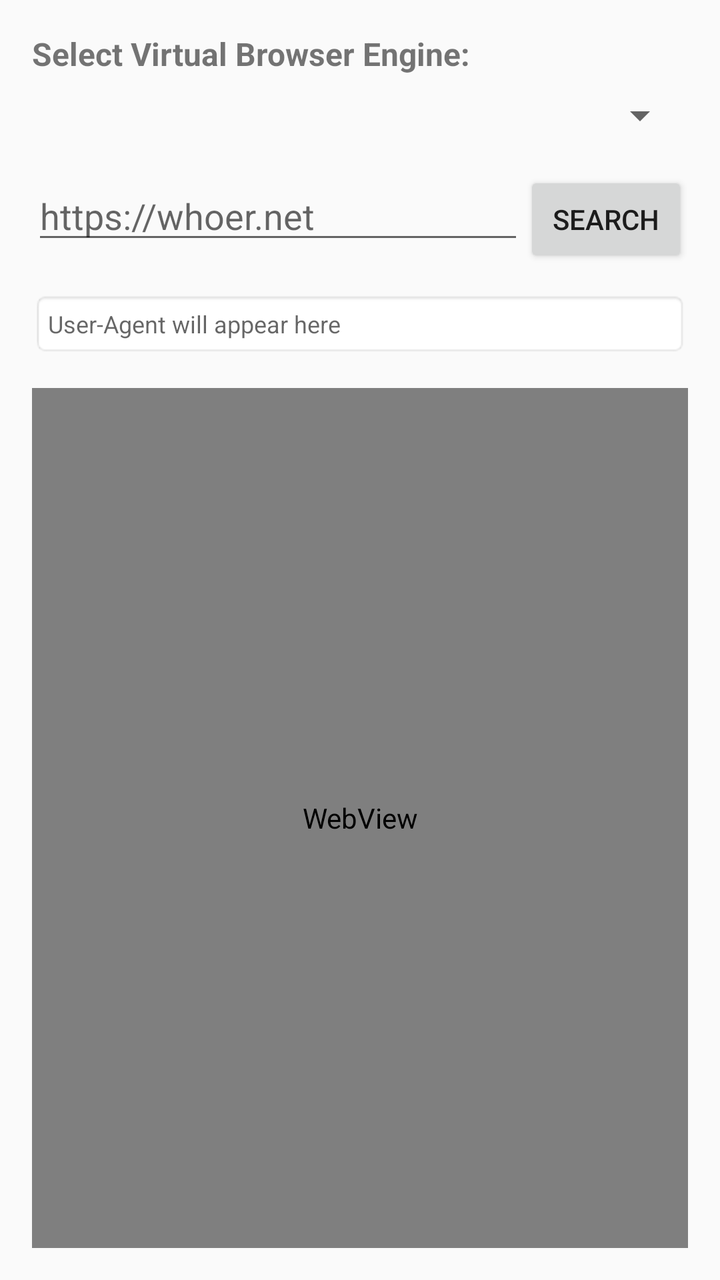
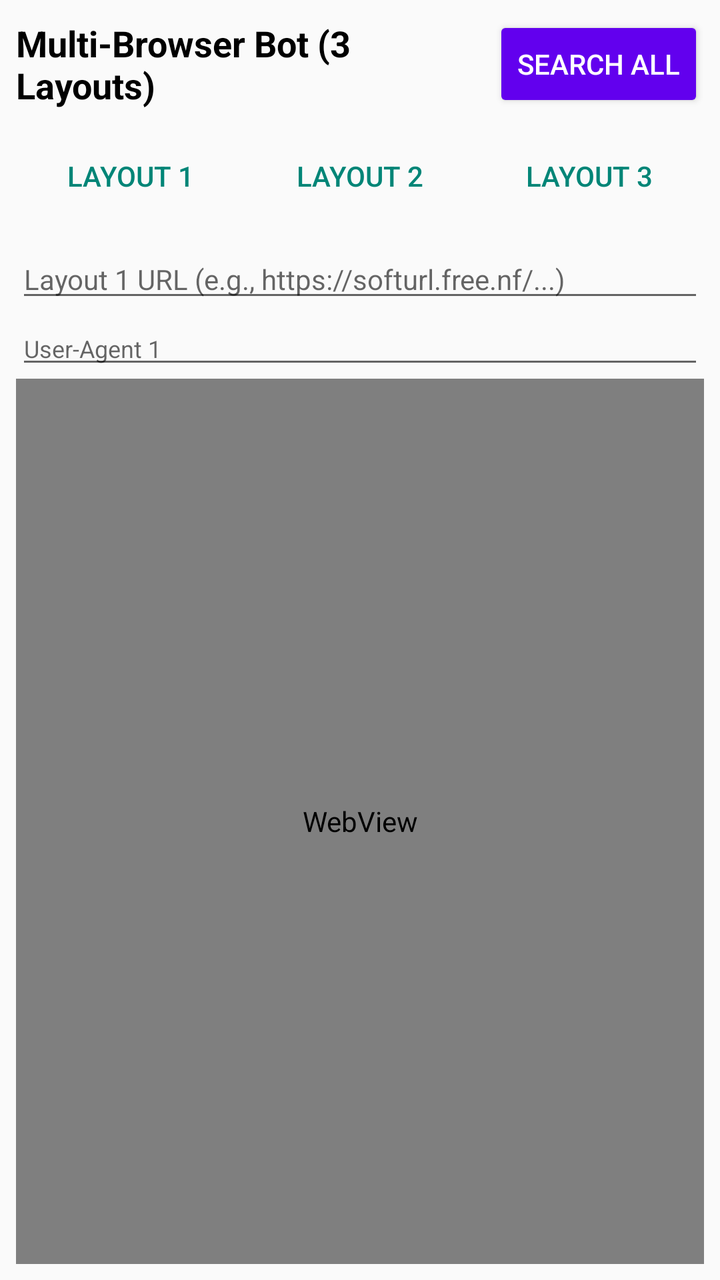

An Android layout rendered at two revisions. The XML below is the earlier revision; the diff shows what the commit changed to produce the second picture.
<!-- AndroidManifest.xml: application theme Theme.AppCompat.Light.NoActionBar -->
<!-- res/layout/activity_main.xml -->
<?xml version="1.0" encoding="utf-8"?>
<LinearLayout xmlns:android="http://schemas.android.com/apk/res/android"
    android:layout_width="match_parent"
    android:layout_height="match_parent"
    android:orientation="vertical"
    android:padding="16dp">

    <TextView
        android:layout_width="wrap_content"
        android:layout_height="wrap_content"
        android:text="Select Virtual Browser Engine:"
        android:textStyle="bold"
        android:textSize="16sp"
        android:layout_marginBottom="8dp"/>

    <Spinner
        android:id="@+id/engineSpinner"
        android:layout_width="match_parent"
        android:layout_height="wrap_content"
        android:layout_marginBottom="16dp"/>

    <LinearLayout
        android:layout_width="match_parent"
        android:layout_height="wrap_content"
        android:orientation="horizontal"
        android:layout_marginBottom="12dp">

        <EditText
            android:id="@+id/urlEditText"
            android:layout_width="0dp"
            android:layout_height="wrap_content"
            android:layout_weight="3"
            android:hint="https://whoer.net"
            android:inputType="textUri" />

        <Button
            android:id="@+id/launchButton"
            android:layout_width="0dp"
            android:layout_height="wrap_content"
            android:layout_weight="1"
            android:text="SEARCH" />
    </LinearLayout>

    
    <EditText
        android:id="@+id/userAgentEditText"
        android:layout_width="match_parent"
        android:layout_height="wrap_content"
        android:textSize="12sp"
        android:maxLines="3"
        android:hint="User-Agent will appear here"
        android:layout_marginBottom="16dp"
        android:background="@android:drawable/editbox_background_normal"
        android:padding="8dp"/>

    <WebView
        android:id="@+id/webView"
        android:layout_width="match_parent"
        android:layout_height="match_parent" />

</LinearLayout>
<!-- resources referenced by this layout -->
<resources>

</resources>

<!-- the commit's change to res/layout/activity_main.xml (unified diff, before → after) -->
@@ -3,59 +3,158 @@
     android:layout_width="match_parent"
     android:layout_height="match_parent"
     android:orientation="vertical"
-    android:padding="16dp">
+    android:padding="8dp">
 
-    <TextView
-        android:layout_width="wrap_content"
-        android:layout_height="wrap_content"
-        android:text="Select Virtual Browser Engine:"
-        android:textStyle="bold"
-        android:textSize="16sp"
-        android:layout_marginBottom="8dp"/>
-
-    <Spinner
-        android:id="@+id/engineSpinner"
-        android:layout_width="match_parent"
-        android:layout_height="wrap_content"
-        android:layout_marginBottom="16dp"/>
-
+    
     <LinearLayout
         android:layout_width="match_parent"
         android:layout_height="wrap_content"
         android:orientation="horizontal"
-        android:layout_marginBottom="12dp">
+        android:gravity="center_vertical"
+        android:paddingBottom="8dp">
 
-        <EditText
-            android:id="@+id/urlEditText"
-            android:layout_width="0dp"
-            android:layout_height="wrap_content"
-            android:layout_weight="3"
-            android:hint="https://whoer.net"
-            android:inputType="textUri" />
-
-        <Button
-            android:id="@+id/launchButton"
+        <TextView
             android:layout_width="0dp"
             android:layout_height="wrap_content"
             android:layout_weight="1"
-            android:text="SEARCH" />
+            android:text="Multi-Browser Bot (3 Layouts)"
+            android:textSize="18sp"
+            android:textStyle="bold"
+            android:textColor="#000000"/>
+
+        <Button
+            android:id="@+id/btnSearchAll"
+            android:layout_width="wrap_content"
+            android:layout_height="wrap_content"
+            android:text="SEARCH ALL"
+            android:backgroundTint="#6200EE"
+            android:textColor="#FFFFFF"/>
     </LinearLayout>
 
     
-    <EditText
-        android:id="@+id/userAgentEditText"
+    <LinearLayout
         android:layout_width="match_parent"
         android:layout_height="wrap_content"
-        android:textSize="12sp"
-        android:maxLines="3"
-        android:hint="User-Agent will appear here"
-        android:layout_marginBottom="16dp"
-        android:background="@android:drawable/editbox_background_normal"
-        android:padding="8dp"/>
+        android:orientation="horizontal"
+        android:weightSum="3"
+        android:paddingBottom="8dp">
 
-    <WebView
-        android:id="@+id/webView"
+        <Button
+            android:id="@+id/btnTab1"
+            android:layout_width="0dp"
+            android:layout_height="wrap_content"
+            android:layout_weight="1"
+            android:text="Layout 1"
+            style="?android:attr/buttonBarButtonStyle"/>
+
+        <Button
+            android:id="@+id/btnTab2"
+            android:layout_width="0dp"
+            android:layout_height="wrap_content"
+            android:layout_weight="1"
+            android:text="Layout 2"
+            style="?android:attr/buttonBarButtonStyle"/>
+
+        <Button
+            android:id="@+id/btnTab3"
+            android:layout_width="0dp"
+            android:layout_height="wrap_content"
+            android:layout_weight="1"
+            android:text="Layout 3"
+            style="?android:attr/buttonBarButtonStyle"/>
+    </LinearLayout>
+
+    
+    <LinearLayout
+        android:id="@+id/layoutContainer1"
         android:layout_width="match_parent"
-        android:layout_height="match_parent" />
+        android:layout_height="match_parent"
+        android:orientation="vertical"
+        android:visibility="visible">
+
+        <EditText
+            android:id="@+id/urlEditText1"
+            android:layout_width="match_parent"
+            android:layout_height="wrap_content"
+            android:hint="Layout 1 URL (e.g., https://softurl.free.nf/...)"
+            android:inputType="textUri"
+            android:textSize="14sp"/>
+
+        <EditText
+            android:id="@+id/uaEditText1"
+            android:layout_width="match_parent"
+            android:layout_height="wrap_content"
+            android:editable="false"
+            android:hint="User-Agent 1"
+            android:textSize="12sp"
+            android:maxLines="2"/>
+
+        <WebView
+            android:id="@+id/webView1"
+            android:layout_width="match_parent"
+            android:layout_height="match_parent"/>
+    </LinearLayout>
+
+    
+    <LinearLayout
+        android:id="@+id/layoutContainer2"
+        android:layout_width="match_parent"
+        android:layout_height="match_parent"
+        android:orientation="vertical"
+        android:visibility="gone">
+
+        <EditText
+            android:id="@+id/urlEditText2"
+            android:layout_width="match_parent"
+            android:layout_height="wrap_content"
+            android:hint="Layout 2 URL"
+            android:inputType="textUri"
+            android:textSize="14sp"/>
+
+        <EditText
+            android:id="@+id/uaEditText2"
+            android:layout_width="match_parent"
+            android:layout_height="wrap_content"
+            android:editable="false"
+            android:hint="User-Agent 2"
+            android:textSize="12sp"
+            android:maxLines="2"/>
+
+        <WebView
+            android:id="@+id/webView2"
+            android:layout_width="match_parent"
+            android:layout_height="match_parent"/>
+    </LinearLayout>
+
+    
+    <LinearLayout
+        android:id="@+id/layoutContainer3"
+        android:layout_width="match_parent"
+        android:layout_height="match_parent"
+        android:orientation="vertical"
+        android:visibility="gone">
+
+        <EditText
+            android:id="@+id/urlEditText3"
+            android:layout_width="match_parent"
+            android:layout_height="wrap_content"
+            android:hint="Layout 3 URL"
+            android:inputType="textUri"
+            android:textSize="14sp"/>
+
+        <EditText
+            android:id="@+id/uaEditText3"
+            android:layout_width="match_parent"
+            android:layout_height="wrap_content"
+            android:editable="false"
+            android:hint="User-Agent 3"
+            android:textSize="12sp"
+            android:maxLines="2"/>
+
+        <WebView
+            android:id="@+id/webView3"
+            android:layout_width="match_parent"
+            android:layout_height="match_parent"/>
+    </LinearLayout>
 
 </LinearLayout>
